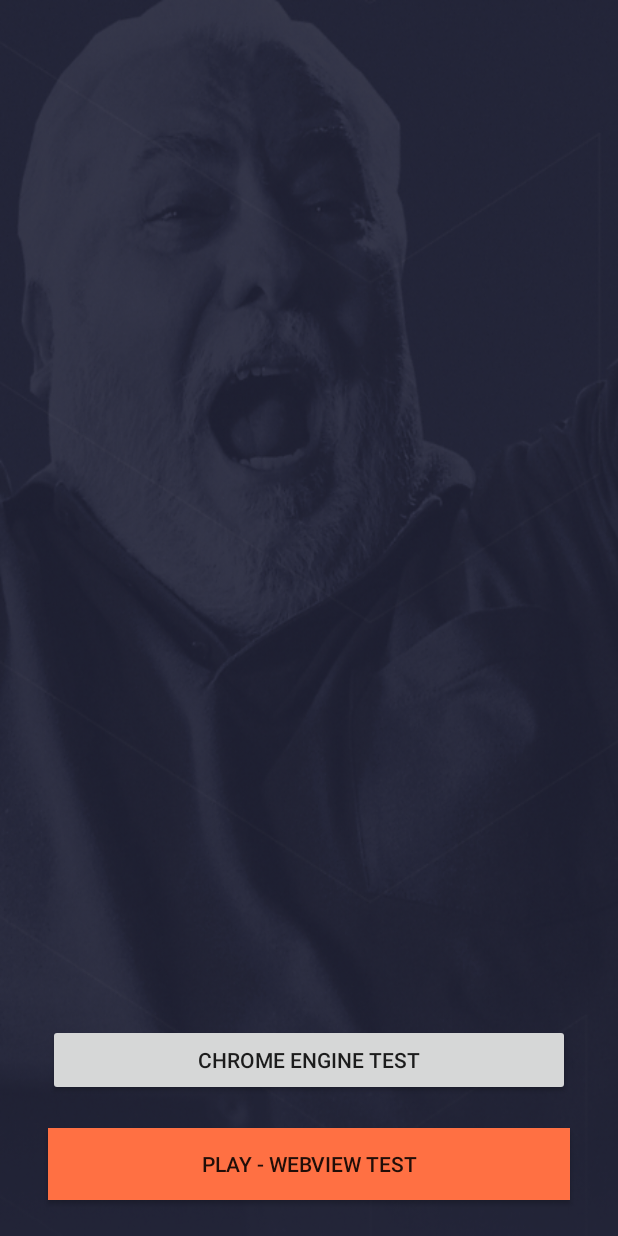
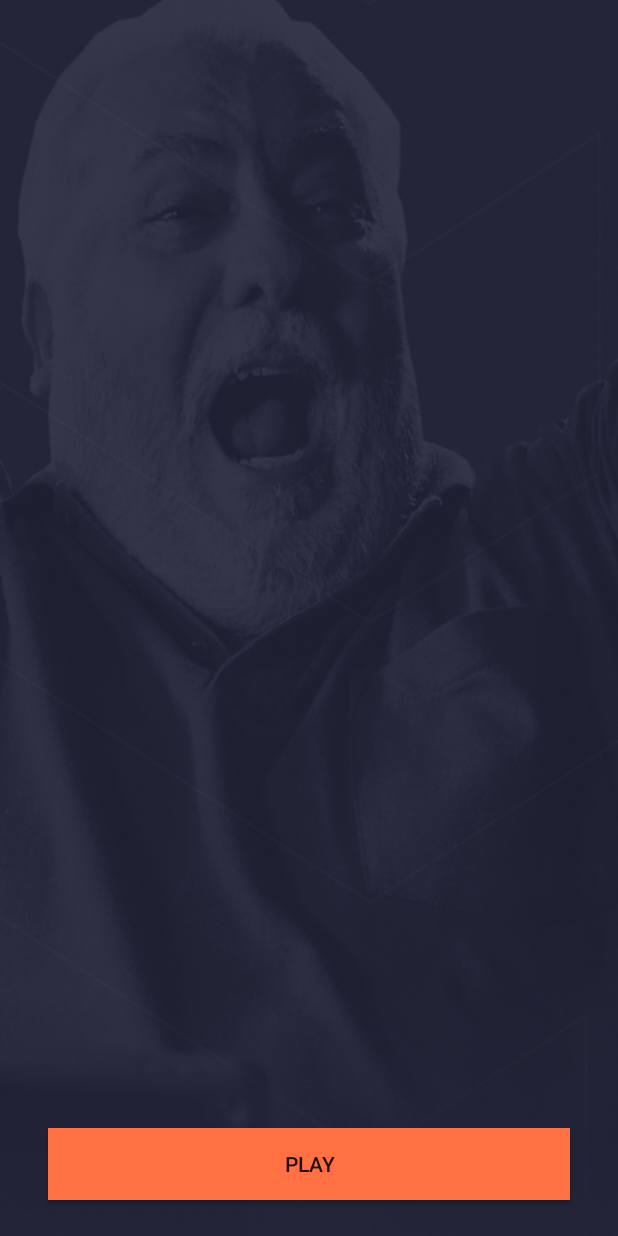
Before and after one commit to sziffera/Bet2Quiz, an Android app: the screen it shows after launch (MainActivity), on a phone screen of 412 x 824 dp. Run offline under Robolectric (Android 15) with nearby library versions, the phone set to English and light mode, and no system bars.

```diff
--- a/app/build.gradle
+++ b/app/build.gradle
@@ -31,7 +31,7 @@ dependencies {
     implementation 'androidx.appcompat:appcompat:1.2.0'
     implementation 'androidx.constraintlayout:constraintlayout:2.0.2'
     implementation 'androidx.legacy:legacy-support-v4:1.0.0'
-    implementation 'com.android.support:customtabs:23.3.0'
+    //implementation 'androidx.browser:browser:1.2.0'
 
     testImplementation 'junit:junit:4.12'
     androidTestImplementation 'androidx.test.ext:junit:1.1.2'
--- a/app/src/main/java/com/sziffer/bet2quiz/GameActivity.kt
+++ b/app/src/main/java/com/sziffer/bet2quiz/GameActivity.kt
@@ -24,7 +24,7 @@ class GameActivity : AppCompatActivity() {
             databaseEnabled = true
             javaScriptEnabled = true
             domStorageEnabled = true
-            blockNetworkLoads = true
+            //blockNetworkLoads = true //!kills the app, don't use it!
         }
         gameWebView.loadUrl("https://quizarena.bet2quiz.com")
     }
--- a/app/src/main/res/layout/activity_main.xml
+++ b/app/src/main/res/layout/activity_main.xml
@@ -15,20 +15,9 @@
         android:layout_marginEnd="32dp"
         android:layout_marginBottom="24dp"
         android:background="#FF7043"
-        android:text="Play - WebView test"
+        android:text="Play"
         app:layout_constraintBottom_toBottomOf="parent"
         app:layout_constraintEnd_toEndOf="parent"
         app:layout_constraintStart_toStartOf="parent" />
 
-    <Button
-        android:id="@+id/startWithChrome"
-        android:layout_width="0dp"
-        android:layout_height="wrap_content"
-        android:layout_marginStart="32dp"
-        android:layout_marginEnd="32dp"
-        android:layout_marginBottom="21dp"
-        android:text="Chrome Engine test"
-        app:layout_constraintBottom_toTopOf="@+id/startGameButton"
-        app:layout_constraintEnd_toEndOf="parent"
-        app:layout_constraintStart_toStartOf="parent" />
 </androidx.constraintlayout.widget.ConstraintLayout>
```
